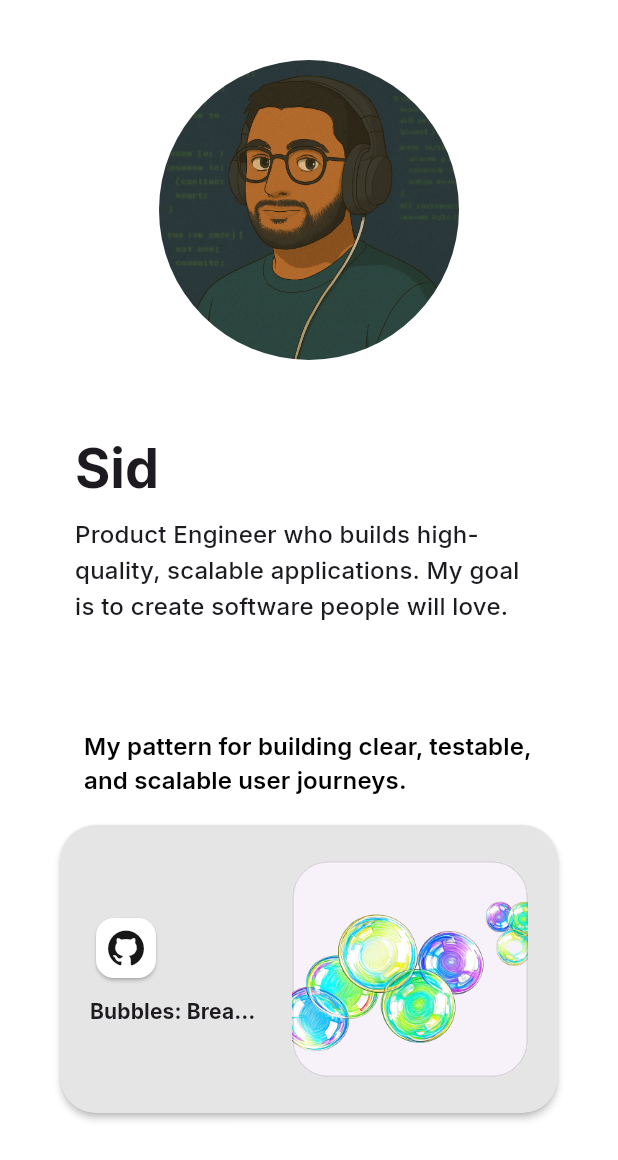
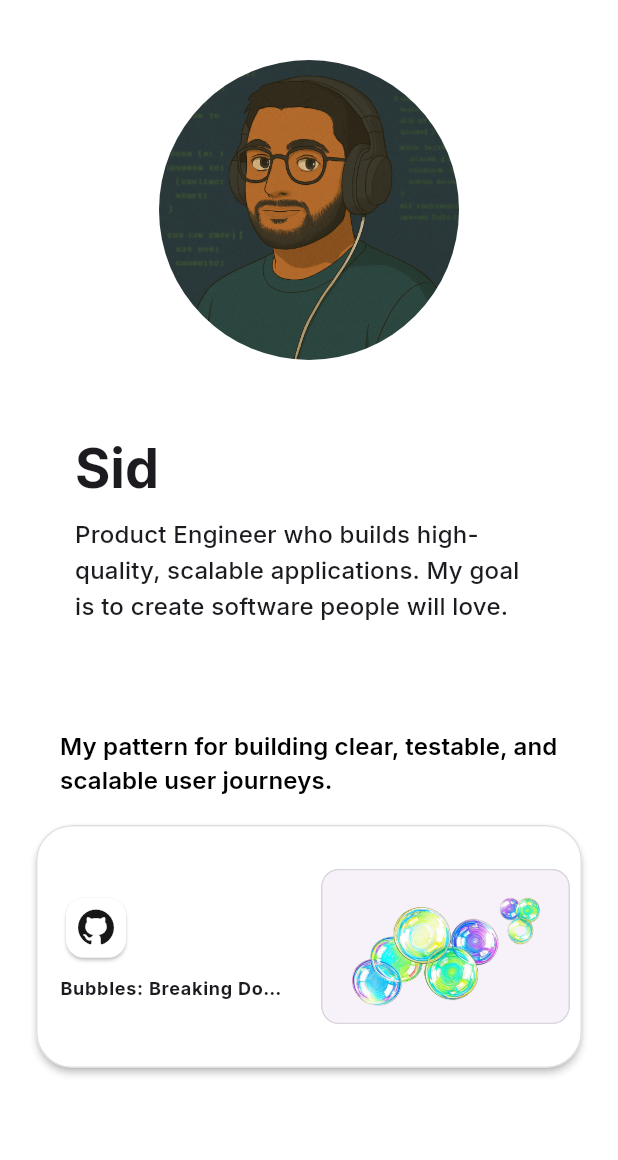
Before and after one commit to SiddharthJoshi1/bento_clone, a Flutter app: the screen it shows after launch, on a phone screen of 412 x 824 dp. Shown: the top 1160 px of the screen. Run offline on Flutter 3.47's test engine with Material 3 defaults, Android fonts, the light colour scheme and no system bars; our stand-ins replace font_awesome_flutter, get_it, google_fonts.

Commit message:
chore: Update link tile colour to default to white, update  card size, image size and text size on mobile.

```diff
--- a/lib/presentation/utils/app_styles.dart
+++ b/lib/presentation/utils/app_styles.dart
@@ -25,6 +25,7 @@ class ScreenSizeUtils {
 
 /// For consistent padding and spacing.
 class AppInsets {
+  static const double xs = 4.0; // Extra Small
   static const double s = 8.0; // Small
   static const double m = 16.0; // Medium
   static const double l = 20.0; // Large
--- a/lib/presentation/widgets/bento_grid/bento_sliver_list.dart
+++ b/lib/presentation/widgets/bento_grid/bento_sliver_list.dart
@@ -71,7 +71,9 @@ class BentoSliverList extends StatelessWidget {
           ),
           SliverToBoxAdapter(child: SizedBox(height: 20)),
           SliverPadding(
-            padding: const EdgeInsets.symmetric(horizontal: 16),
+            padding: EdgeInsets.symmetric(
+              horizontal: ScreenSizeUtils.isNarrow(context) ? 0 : 0,
+            ),
             sliver: SliverList(
               delegate: SliverChildBuilderDelegate((context, index) {
                 final config = tiles[index];
@@ -82,6 +84,7 @@ class BentoSliverList extends StatelessWidget {
                 // // 2. Get the specific height for this tile type to prevent RenderFlex errors
                 final double height = MobileConfigMapper.getMobileHeight(
                   mobileConfig.tileSize,
+                  context,
                 );
 
                 return Padding(
--- a/lib/presentation/widgets/bento_grid/layout/utils/layout_utils.dart
+++ b/lib/presentation/widgets/bento_grid/layout/utils/layout_utils.dart
@@ -1,3 +1,5 @@
+import 'package:bento_clone/presentation/utils/app_styles.dart';
+import 'package:flutter/material.dart';
 import 'package:flutter/rendering.dart';
 
 import '../../../../../domain/entities/tile_config.dart';
@@ -100,7 +102,12 @@ class LayoutUtils {
 class MobileConfigMapper {
   // inside MobileConfigMapper class...
 
-  static double getMobileHeight(TileSize size) {
+  static double getMobileHeight(TileSize size, BuildContext context) {
+    final screenSize = MediaQuery.of(context).size;
+
+    final double heightFactor =
+        screenSize.height / 1000; // Base height is 800 for scaling
+
     switch (size) {
       case TileSize.longHorizontal:
         return 100.0; // Thin horizontal bars should be compact
@@ -111,7 +118,8 @@ class MobileConfigMapper {
 
       case TileSize.standard:
       case TileSize.longVertical:
-        return 200.0; // Standard card height
+        return 170.0;
+
       case TileSize.fullsize:
         return 300.0; // Large square
     }
--- a/lib/presentation/widgets/bento_grid/tiles/smart_bento_tile.dart
+++ b/lib/presentation/widgets/bento_grid/tiles/smart_bento_tile.dart
@@ -96,30 +96,29 @@ class SmartBentoTile extends StatelessWidget {
         return Row(
           children: [
             Expanded(
-              flex: 5,
+              flex: 4,
               child: Padding(
-                padding: EdgeInsets.all(isTablet ? AppInsets.s : AppInsets.l),
+                padding: EdgeInsets.all(AppInsets.m),
                 child: _buildHeader(context, showIcon: true),
               ),
             ),
             if (config.imagePath != null)
               Expanded(
-                flex: 6,
+                flex: 4,
                 child: Padding(
-                  padding: const EdgeInsets.only(
-                    right: AppInsets.m,
-                    top: AppInsets.l,
-                    bottom: AppInsets.l,
+                  padding: const EdgeInsets.symmetric(
+                    horizontal: AppInsets.xs,
+                    vertical: AppInsets.xs,
                   ),
                   child: Card(
                     clipBehavior: Clip.hardEdge,
                     elevation: 0,
                     shape: RoundedRectangleBorder(
                       side: const BorderSide(color: Colors.black12),
-                      borderRadius: AppRadii.card,
+                      borderRadius: AppRadii.chip,
                     ),
                     child: AspectRatio(
-                      aspectRatio: 3 / 4,
+                      aspectRatio: 16 / 10,
                       child: Image.asset(config.imagePath!, fit: BoxFit.cover),
                     ),
                   ),
@@ -342,12 +341,17 @@ class SmartBentoTile extends StatelessWidget {
             ),
           ),
           const SizedBox(width: AppInsets.s),
+          Wrap(
+            children: [
               Text(
                 overflow: TextOverflow.ellipsis,
                 config.title,
+                maxLines: 3,
                 style: ResponsiveText.labelLarge(
                   context,
                 )?.copyWith(fontWeight: FontWeight.bold),
+              ),
+            ],
           ),
         ],
       );
@@ -370,12 +374,25 @@ class SmartBentoTile extends StatelessWidget {
           ),
         ),
         const SizedBox(height: AppInsets.s),
-        Text(
+        Wrap(
+          children: [
+            ScreenSizeUtils.isNarrow(context)
+                ? Text(
                     overflow: TextOverflow.ellipsis,
                     config.title,
-          style: ResponsiveText.labelLarge(
+                    style: ResponsiveText.labelSmall(
                       context,
                     )?.copyWith(fontWeight: FontWeight.bold),
+                  )
+                : Text(
+                    overflow: TextOverflow.ellipsis,
+                    config.title,
+                    maxLines: 3,
+                    style: ResponsiveText.labelMedium(
+                      context,
+                    )?.copyWith(fontWeight: FontWeight.bold),
+                  ),
+          ],
         ),
         if (!ScreenSizeUtils.isNarrow(context)) ...[
           const SizedBox(height: 2),
@@ -390,10 +407,7 @@ class SmartBentoTile extends StatelessWidget {
 
   Color getBackgroundCardColour() {
     if (config.type == TileType.link) {
-      return locator<LinkRepository>()
-          .getLinkData(config.url ?? "")
-          .brandColour
-          .toSuperLightColour();
+      return config.colour != null ? config.colour!.toColour() : Colors.white;
     } else if (config.type == TileType.text) {
       return config.colour != null ? config.colour!.toColour() : Colors.white;
     } else {
@@ -413,9 +427,13 @@ class SmartBentoTile extends StatelessWidget {
         elevation: (config.type == TileType.sectionTitle) ? 0 : 2,
         clipBehavior: Clip.antiAlias,
         shape: config.type != TileType.sectionTitle
-            ? RoundedRectangleBorder(borderRadius: AppRadii.card)
+            ? RoundedRectangleBorder(
+                side: const BorderSide(color: Colors.black12),
+                borderRadius: AppRadii.card,
+              )
             : null,
         color: getBackgroundCardColour(),
+
         child: InkWell(
           onTap: config.url != null
               ? () => launchUrl(Uri.parse(config.url!))
```
Lines whose indentation alone changed are shown as unchanged.
